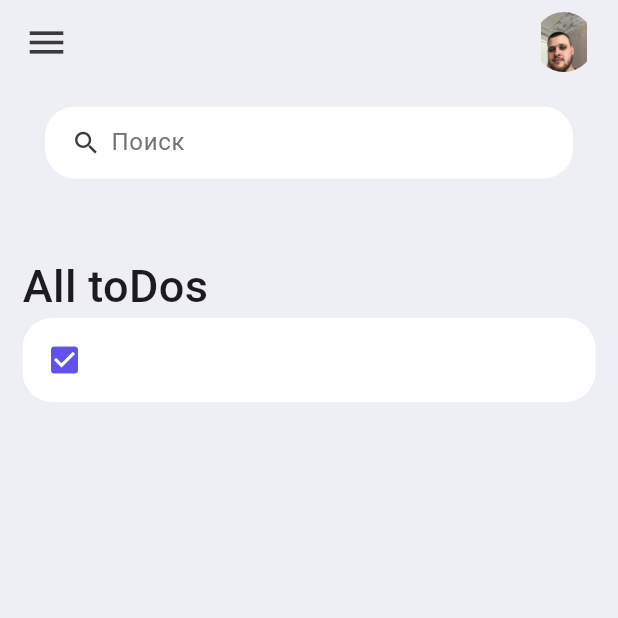
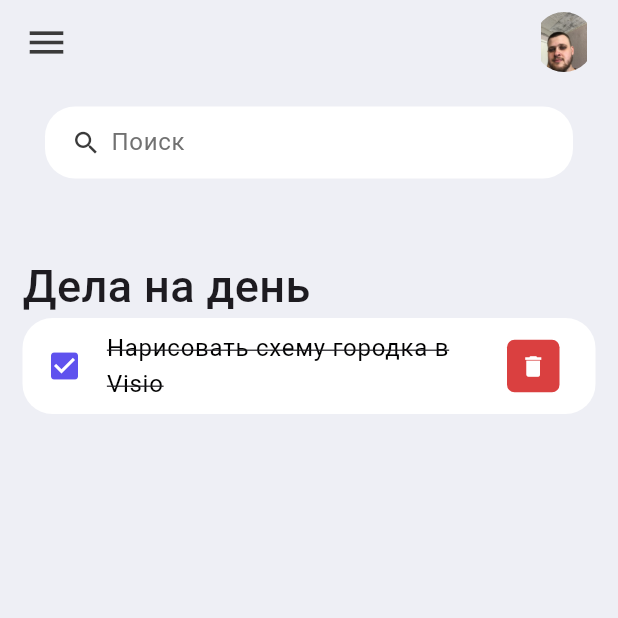
Before and after one commit to PLUXVR/MoodTherapy, a Flutter app: the screen it shows after launch, on a phone screen of 412 x 824 dp, the top half of it. Run offline on Flutter 3.47's test engine with Material 3 defaults, Android fonts, the phone set to English and light mode, and no system bars.

Commit message:
todo_item_design

```diff
--- a/lib/screens/home.dart
+++ b/lib/screens/home.dart
@@ -22,8 +22,8 @@ class Home extends StatelessWidget {
                 children: [
                   Container(
                     margin: const EdgeInsets.only(top: 50),
-                    child: Text(
-                      'All toDos',
+                    child: const Text(
+                      'Дела на день',
                       style:
                           TextStyle(fontSize: 30, fontWeight: FontWeight.w500),
                     ),
--- a/lib/widgets/todo_item.dart
+++ b/lib/widgets/todo_item.dart
@@ -1,4 +1,5 @@
 import 'package:flutter/material.dart';
+import 'package:flutter/widgets.dart';
 import 'package:to_do_app/constants/colors.dart';
 
 class ToDoItem extends StatelessWidget {
@@ -13,9 +14,29 @@ class ToDoItem extends StatelessWidget {
           borderRadius: BorderRadius.circular(20),
         ),
         tileColor: Colors.white,
-        leading: Icon(
+        leading: const Icon(
           Icons.check_box,
           color: tdBlue,
+        ),
+        title: Text(
+          'Нарисовать схему городка в Visio',
+          style: TextStyle(
+              fontSize: 16,
+              color: Colors.black,
+              decoration: TextDecoration.lineThrough),
+        ),
+        // Квадрат красного цвета с правого края
+        trailing: Container(
+          width: 35,
+          height: 35,
+          decoration: BoxDecoration(
+              color: tdRed, borderRadius: BorderRadius.circular(5)),
+          child: IconButton(
+            color: Colors.white,
+            iconSize: 18,
+            icon: Icon(Icons.delete),
+            onPressed: () {},
+          ),
         ),
       ),
     );
```
Also changed, not shown: pubspec.lock.
